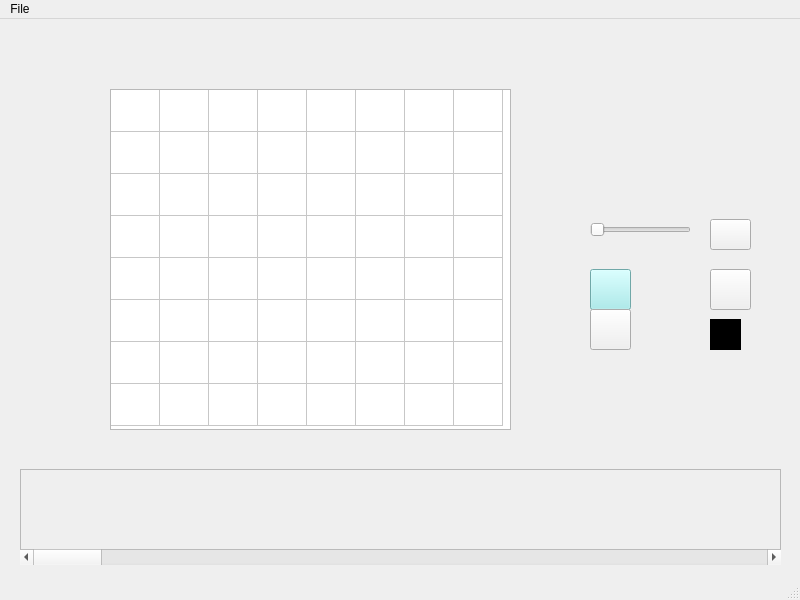
Above: A7_SpriteEditor/mainwindow.ui from ethandavies8/Pixel-Editor-Animator before the change. Below: the same form after it.
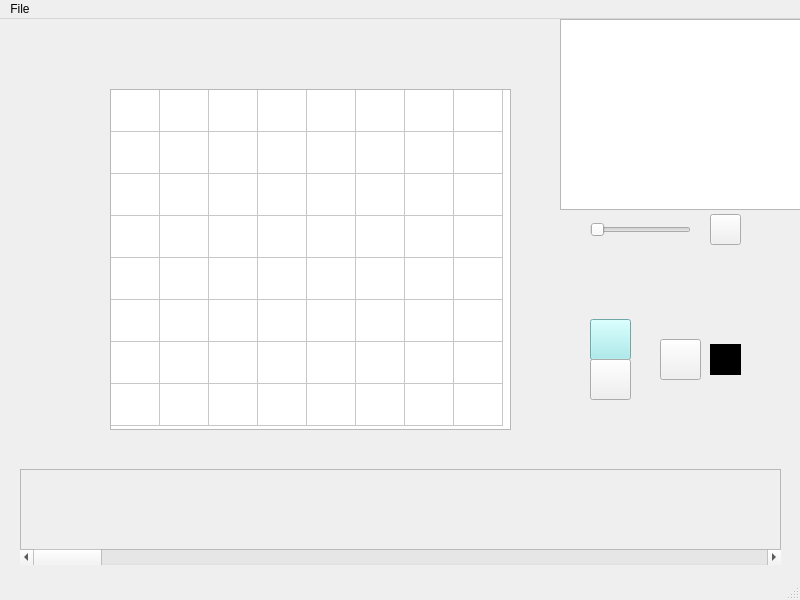
That is the form after the change. Icons and pictures are not drawn.

What changed in the file:
```diff
--- a/A7_SpriteEditor/mainwindow.ui
+++ b/A7_SpriteEditor/mainwindow.ui
@@ -107,8 +107,8 @@
     <property name="geometry">
      <rect>
       <x>710</x>
-      <y>200</y>
-      <width>41</width>
+      <y>195</y>
+      <width>31</width>
       <height>31</height>
      </rect>
     </property>
@@ -130,7 +130,7 @@
     <property name="geometry">
      <rect>
       <x>590</x>
-      <y>250</y>
+      <y>300</y>
       <width>41</width>
       <height>41</height>
      </rect>
@@ -255,7 +255,7 @@
     <property name="geometry">
      <rect>
       <x>590</x>
-      <y>290</y>
+      <y>340</y>
       <width>41</width>
       <height>41</height>
      </rect>
@@ -277,8 +277,8 @@
    <widget class="QPushButton" name="colorButton">
     <property name="geometry">
      <rect>
-      <x>710</x>
-      <y>250</y>
+      <x>660</x>
+      <y>320</y>
       <width>41</width>
       <height>41</height>
      </rect>
@@ -301,7 +301,7 @@
     <property name="geometry">
      <rect>
       <x>710</x>
-      <y>300</y>
+      <y>325</y>
       <width>31</width>
       <height>31</height>
      </rect>
@@ -375,6 +375,16 @@
     <column/>
     <column/>
    </widget>
+   <widget class="QGraphicsView" name="spritePreview">
+    <property name="geometry">
+     <rect>
+      <x>560</x>
+      <y>0</y>
+      <width>241</width>
+      <height>191</height>
+     </rect>
+    </property>
+   </widget>
   </widget>
   <widget class="QMenuBar" name="menubar">
    <property name="geometry">
```
Left out of the diff: 2 changed lines with no effect on the pictures.
